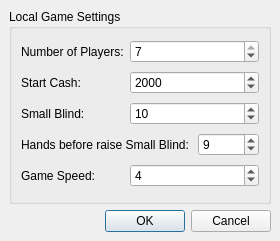
Old version of the form src/gui/qt/newgamedialog.ui in the repository pokerth/pokerth.
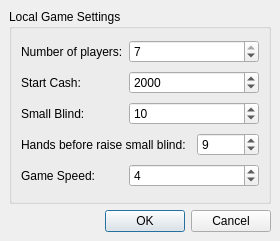
New version of the form.

```diff
--- a/src/gui/qt/newgamedialog.ui
+++ b/src/gui/qt/newgamedialog.ui
@@ -90,7 +90,7 @@
       <item row="0" column="0" >
        <widget class="QLabel" name="label" >
         <property name="text" >
-         <string>Number of Players:</string>
+         <string>Number of players:</string>
         </property>
        </widget>
       </item>
@@ -124,7 +124,7 @@
       <item row="3" column="0" colspan="2" >
        <widget class="QLabel" name="label_4" >
         <property name="text" >
-         <string>Hands before raise Small Blind:</string>
+         <string>Hands before raise small blind:</string>
         </property>
        </widget>
       </item>
```
